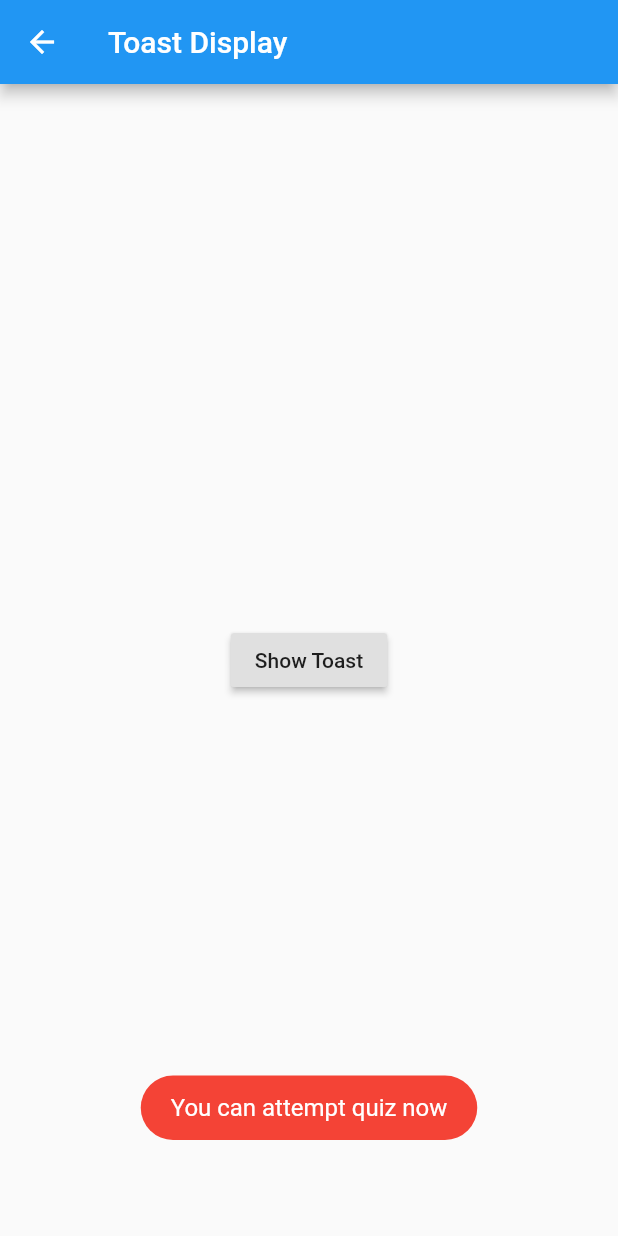
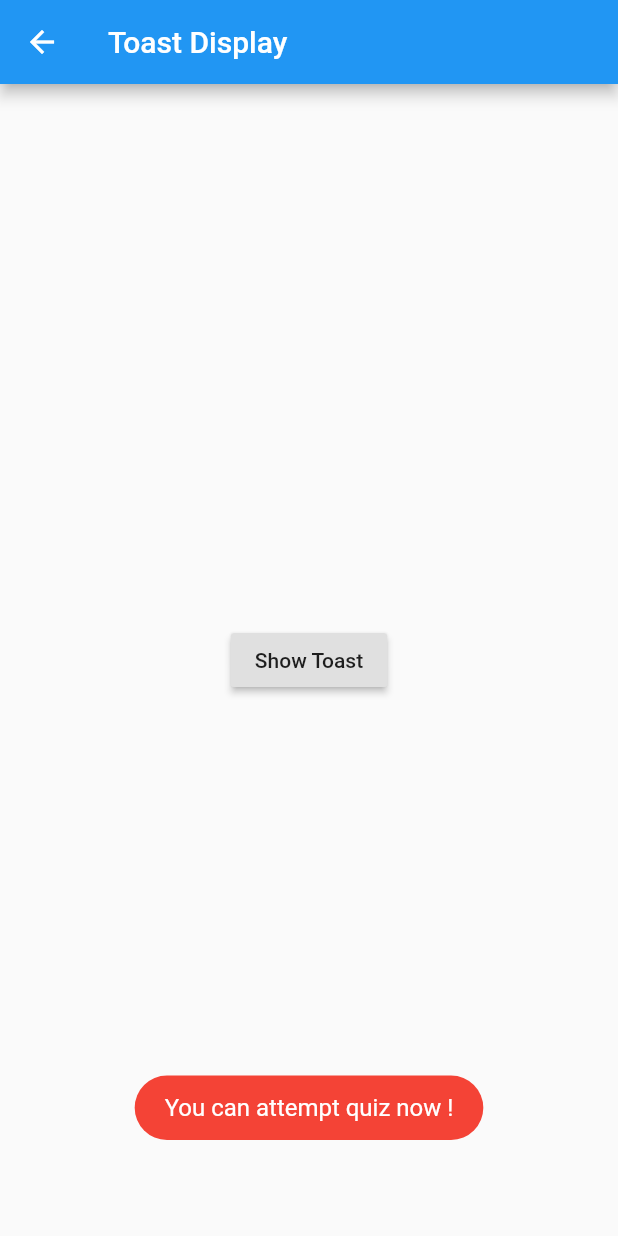
Before and after one commit to Trikcode/Simple-Quiz-App, a Flutter app: the ToastDisplay screen opened directly, after a tap on "Show Toast", on a phone screen of 412 x 824 dp. Run offline on Flutter 3.47's test engine with Material 2 defaults, Android fonts, the phone set to English and light mode, and no system bars; our stand-ins replace flutter_form_builder, fluttertoast, form_builder_validators; network calls fail.

Commit message:
final edit

```diff
--- a/lib/toaster.dart
+++ b/lib/toaster.dart
@@ -20,7 +20,7 @@ class _ToastDisplayState extends State<ToastDisplay> {
 										child: Text('Show Toast'),
 										onPressed: () {
 												Fluttertoast.showToast(
-																msg: "You can attempt quiz now",
+																msg: "You can attempt quiz now !",
 																toastLength: Toast.LENGTH_SHORT,
 																gravity: ToastGravity.BOTTOM,
 																timeInSecForIosWeb: 1,
```
